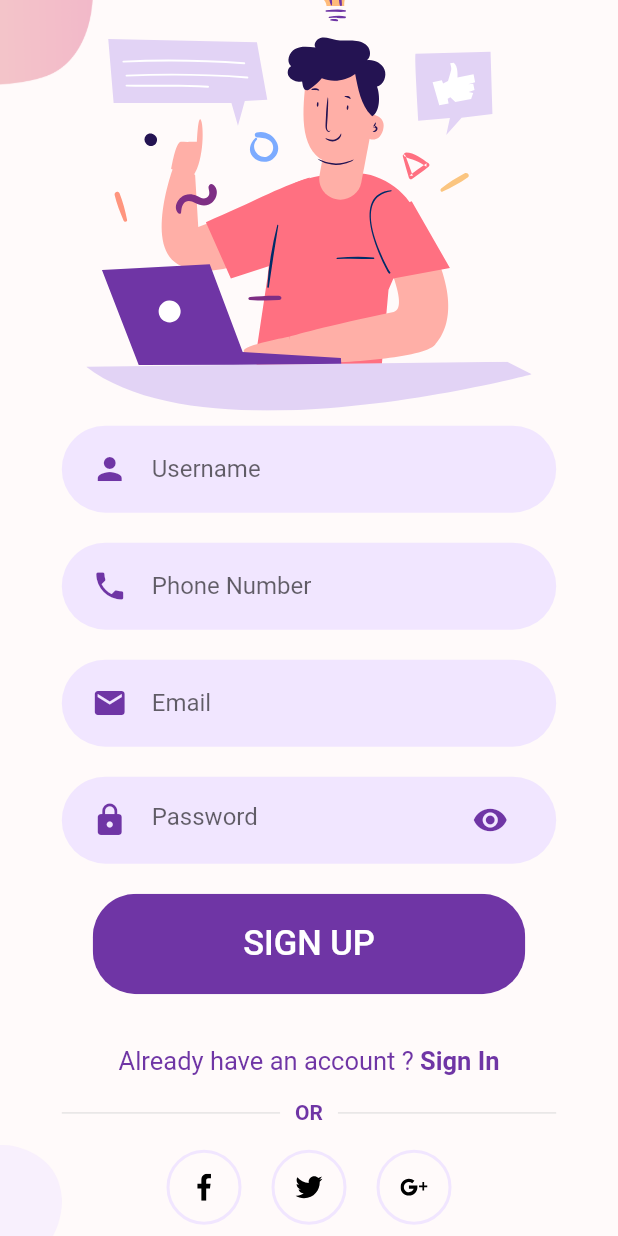
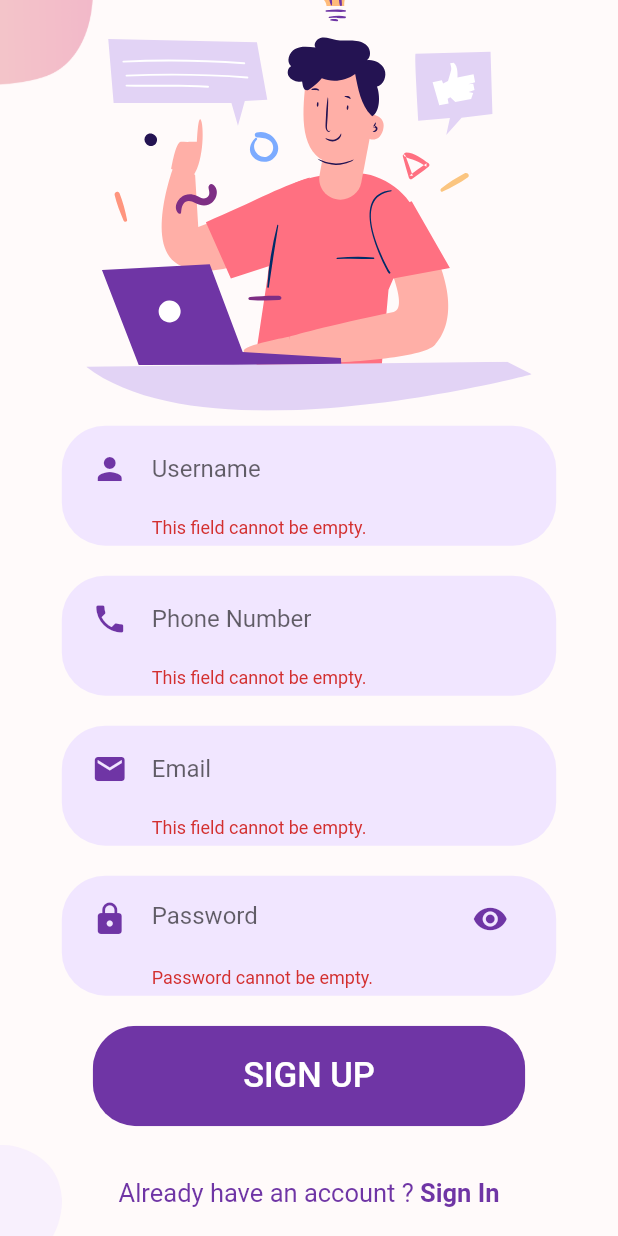
Before and after one commit to Group-29-3rd-Year/smart_ride_app, a Flutter app: the SignUpScreen screen opened directly, scrolled down 165 dp, after a tap on "SIGN UP", on a phone screen of 412 x 824 dp. Run offline on Flutter 3.47's test engine with Material 2 defaults, Android fonts, the phone set to English and light mode, and no system bars; our stand-ins replace flutter_svg, fluttertoast, google_maps_flutter, location.

Commit message:
Add validation part for login and signup

```diff
--- a/app/lib/components/rounded_input_field.dart
+++ b/app/lib/components/rounded_input_field.dart
@@ -16,7 +16,7 @@ class RoundedInputField extends StatelessWidget {
   @override
   Widget build(BuildContext context) {
     return TextFieldContainer(
-      child: TextField(
+      child: TextFormField(
         onChanged: onChanged,
         decoration: InputDecoration(
           icon: Icon(
@@ -26,6 +26,12 @@ class RoundedInputField extends StatelessWidget {
           hintText: hintText,
           border: InputBorder.none,
         ),
+        validator: (text) {
+          if (text.isEmpty) {
+            return 'This field cannot be empty.';
+          }
+          return null;
+        },
       ),
     );
   }
--- a/app/lib/components/rounded_password_field.dart
+++ b/app/lib/components/rounded_password_field.dart
@@ -12,7 +12,7 @@ class RoundedPasswordField extends StatelessWidget {
   @override
   Widget build(BuildContext context) {
     return TextFieldContainer(
-      child: TextField(
+      child: TextFormField(
         obscureText: true,
         onChanged: onChanged,
         decoration: InputDecoration(
@@ -27,6 +27,12 @@ class RoundedPasswordField extends StatelessWidget {
           ),
           border: InputBorder.none,
           ),
+          validator: (text) {
+          if (text.isEmpty) {
+            return 'Password cannot be empty.';
+          }
+          return null;
+        },
         ),
     );
   }
--- a/app/lib/screens/login/components/body.dart
+++ b/app/lib/screens/login/components/body.dart
@@ -77,11 +77,16 @@ class _BodyState extends State<Body> {
 
   }
 
+  final GlobalKey<FormState> _formKey = GlobalKey<FormState>();
+
   @override
   Widget build(BuildContext context) {
     Size size = MediaQuery.of(context).size;
     return Background(
       child: SingleChildScrollView(
+        child: Form(
+          key: _formKey,
+          child: Container(
             child: Column(
               mainAxisAlignment: MainAxisAlignment.center,
               children: [
@@ -123,7 +128,9 @@ class _BodyState extends State<Body> {
                 RoundedButton(
                   text: "LOGIN",
                   press: () {
+                    if (_formKey.currentState.validate()) {
                       login();
+                    }
                   },
                 ),
 
@@ -145,6 +152,8 @@ class _BodyState extends State<Body> {
               ],
             ),
           ),
+        ),
+      ),
     );
   }
 }
--- a/app/lib/screens/signup/components/body.dart
+++ b/app/lib/screens/signup/components/body.dart
@@ -75,11 +75,16 @@ class _BodyState extends State<Body> {
 
   }
 
+  final GlobalKey<FormState> _formKey = GlobalKey<FormState>();
+
   @override
   Widget build(BuildContext context) {
     Size size = MediaQuery.of(context).size;
     return Background(
       child: SingleChildScrollView(
+        child: Form(
+          key: _formKey,
+          child: Container(
             child: Column(
               mainAxisAlignment: MainAxisAlignment.center,
               children: [
@@ -158,7 +163,9 @@ class _BodyState extends State<Body> {
                 RoundedButton(
                   text: "SIGN UP",
                   press: () {
+                    if (_formKey.currentState.validate()) {
                       register();
+                    }
                   },
                 ),
 
@@ -202,6 +209,8 @@ class _BodyState extends State<Body> {
               ],
             ),
           ),
+        ),
+      ),
     );
   }
 }
```
Lines whose indentation alone changed are shown as unchanged.
